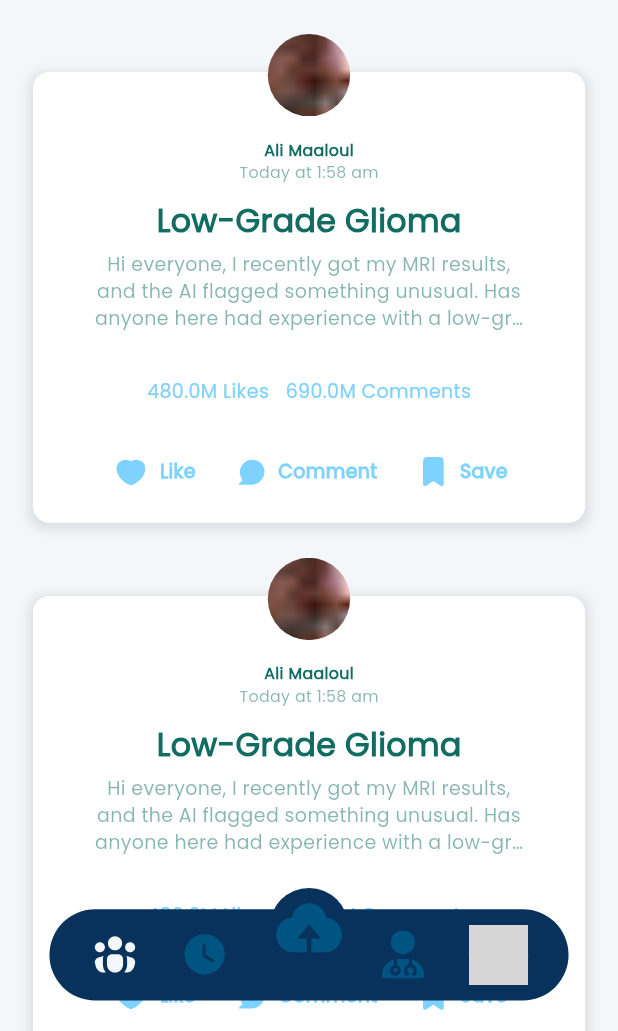
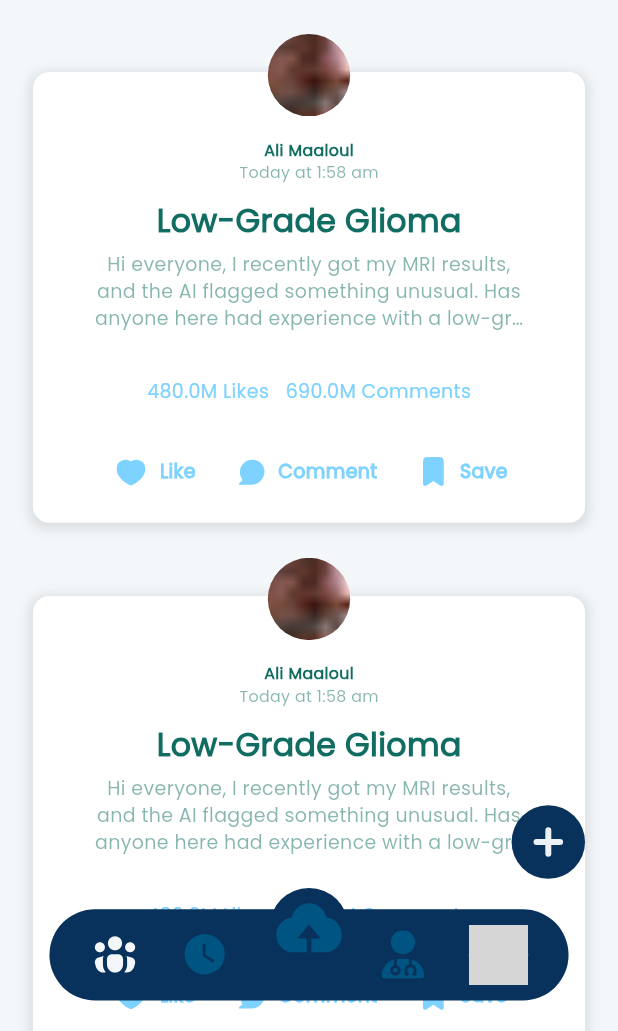
Before and after one commit to 3bdelrahman-ahmed/brain_tumr_detection_app, a Flutter app: the HomeScreen screen opened by its route, on a phone screen of 412 x 824 dp, the part 205-1236 px from its top. Run offline on Flutter 3.47's test engine with Material 3 defaults, Android fonts, the phone set to English and light mode, and no system bars; drawn by our look-alikes of cached_network_image; our stand-ins replace bloc, dartz, dio, equatable, file_picker, flutter_animate and 16 more; accounts and stored records are empty; network calls fail; project files that could hold a hidden picture were left out; grey boxes are pictures that could not be loaded.

Commit message:
finish Add Post Screen

```diff
--- a/lib/core/config/app_routing.dart
+++ b/lib/core/config/app_routing.dart
@@ -1,6 +1,7 @@
 import 'package:brain_tumr_detection_app/core/components/cubits/location_cubit/location_cubit.dart';
 import 'package:brain_tumr_detection_app/core/components/cubits/navigation_cubit/navigation_cubit.dart';
 import 'package:brain_tumr_detection_app/features/doctors/presentation/view/screens/doctors_profile.dart';
+import 'package:brain_tumr_detection_app/features/feed/presentation/view/screens/add_post.dart';
 import 'package:brain_tumr_detection_app/features/home/presentation/view/home_page.dart';
 import 'package:brain_tumr_detection_app/core/components/screens/rigester__location__screen.dart';
 import 'package:brain_tumr_detection_app/features/register/presentation/view/screens/rigester_screen.dart';
@@ -26,6 +27,7 @@ class AppRoutes {
   static const String homeScreen = '/home';
   static const String verificationCodeScreen = '/verification_code';
   static const String doctorProfileScreen = '/doctorProfile';
+  static const String addPostScreen = '/addPost';
 }
 
 class AppRouter {
@@ -48,6 +50,11 @@ class AppRouter {
       case AppRoutes.splashScreen:
         return animateRouteBuilder(
           const SplashScreen(),
+          duration: 300.ms,
+        );
+      case AppRoutes.addPostScreen:
+        return animateRouteBuilder(
+          const AddPost(),
           duration: 300.ms,
         );
       case AppRoutes.onBoardingScreen:
--- a/lib/core/utils/assets/assets_svg.dart
+++ b/lib/core/utils/assets/assets_svg.dart
@@ -20,6 +20,7 @@ class AssetsSvg {
   static const String settings = "settings";
   static const String person = "person";
   static const String uploadImage = "uploadImage";
+  static const String plus = "plus";
   ///[bottom nav bar icons]
   static const String feed = "feed";
   static const String history = "history";
--- a/lib/core/utils/string/app_string.dart
+++ b/lib/core/utils/string/app_string.dart
@@ -17,6 +17,9 @@ class AppStrings {
   static const String posts = "Posts";
   static const String savedPosts = "Saved Posts";
   static const String settings = "Settings";
+  static const String title = "Title";
+  static const String post = "Post";
+  static const String whatIsHappening= "What is happening?";
   static const String availability = "Availability";
   static const String bookNow = "Book Now";
   static const String gender = "Gender: ";
--- a/lib/core/utils/theme/text_styles/app_text_styles.dart
+++ b/lib/core/utils/theme/text_styles/app_text_styles.dart
@@ -50,6 +50,11 @@ class AppTextStyles {
     color: AppColors.background,
     fontWeight: FontWeight.w500,
   );
+  static TextStyle font12WhiteW500 = TextStyle(
+    fontSize: 12.sp,
+    color: AppColors.background,
+    fontWeight: FontWeight.w500,
+  );
   static TextStyle font20GreenW500 = TextStyle(
     fontSize: 20.sp,
     color: AppColors.typography,
@@ -91,9 +96,31 @@ class AppTextStyles {
     color: AppColors.buttonsAndNav,
     fontWeight: FontWeight.w700,
   );
+  static TextStyle font12BlueW500 = TextStyle(
+    fontSize: 12.sp,
+    color: AppColors.buttonsAndNav,
+    fontWeight: FontWeight.w500,
+  );
   static TextStyle font16BlueW700 = TextStyle(
     fontSize: 16.sp,
     color: AppColors.buttonsAndNav,
     fontWeight: FontWeight.w700,
   );
+  static TextStyle font24BlueW700 = TextStyle(
+    fontSize: 24.sp,
+    color: AppColors.buttonsAndNav,
+    fontWeight: FontWeight.bold,
+  );
+
+  static TextStyle font12GreyW500 = TextStyle(
+    fontSize: 12.sp,
+    color: Colors.grey,
+    fontWeight: FontWeight.w500,
+  );
+  static TextStyle font20GreyW700 = TextStyle(
+    fontSize: 20.sp,
+    color: Colors.grey,
+    fontWeight: FontWeight.w700,
+  );
+
 }
--- a/lib/features/feed/presentation/view/screens/feed_page.dart
+++ b/lib/features/feed/presentation/view/screens/feed_page.dart
@@ -1,17 +1,28 @@
+import 'package:brain_tumr_detection_app/core/components/widgets/custom_app_logo_container.dart';
+import 'package:brain_tumr_detection_app/core/components/widgets/custom_image_view.dart';
+import 'package:brain_tumr_detection_app/core/config/app_routing.dart';
+import 'package:brain_tumr_detection_app/core/utils/assets/assets_svg.dart';
+import 'package:brain_tumr_detection_app/core/utils/extenstions/image_extentions.dart';
+import 'package:brain_tumr_detection_app/core/utils/theme/text_styles/app_text_styles.dart';
 import 'package:flutter/material.dart';
 import 'package:brain_tumr_detection_app/core/utils/extenstions/responsive_design_extenstions.dart';
 import 'package:brain_tumr_detection_app/core/components/widgets/custom_welcome_row.dart';
 import '../../../../../../../../../core/utils/string/app_string.dart';
 import '../../../../../core/components/widgets/custom_sliver_search_bar.dart';
+import '../../../../../core/utils/theme/colors/app_colors.dart';
 import '../widgets/post_card.dart';
 
 class FeedPage extends StatelessWidget {
   final ScrollController controller;
-   FeedPage({Key? key,required this.controller}) : super(key: key);
+
+  FeedPage({Key? key, required this.controller}) : super(key: key);
 
   @override
-  Widget build(BuildContext context){
-    return CustomScrollView(
+  Widget build(BuildContext context) {
+    return Stack(
+      children: [
+        /// Main Content
+        CustomScrollView(
           controller: controller,
           shrinkWrap: true,
           slivers: [
@@ -31,7 +42,38 @@ class FeedPage extends StatelessWidget {
                 childCount: 5,
               ),
             ),
-        SliverPadding(padding: EdgeInsets.only(bottom:72.h)),
+            SliverPadding(padding: EdgeInsets.only(bottom: 72.h)),
+          ],
+        ),
+
+        /// Floating Action Button (FAB)
+        Positioned(
+          bottom: 100.h,
+          right: 20.w,
+          child: Tooltip(
+            message: "Add a new post",
+            textStyle: AppTextStyles.font12BlueW700,
+            preferBelow: false,
+            decoration: BoxDecoration(
+              color: AppColors.background
+            ),
+            child: GestureDetector(
+              onTap: () {
+                Navigator.pushNamed(context,AppRoutes.addPostScreen);
+              },
+              child: Container(
+                padding: EdgeInsets.all(10.r),
+                decoration: BoxDecoration(
+                  shape: BoxShape.circle,
+                  color: AppColors.buttonsAndNav
+                ),
+                child: CustomImageView(
+                  svgPath: AssetsSvg.plus.toSVG(),
+                ),
+              ),
+            ),
+          ),
+        ),
       ],
     );
   }
--- a/lib/features/profle/presentation/view/screens/profile_page.dart
+++ b/lib/features/profle/presentation/view/screens/profile_page.dart
@@ -7,10 +7,8 @@ import 'package:brain_tumr_detection_app/core/utils/extenstions/responsive_desig
 import 'package:brain_tumr_detection_app/core/utils/theme/text_styles/app_text_styles.dart';
 import 'package:brain_tumr_detection_app/features/profle/presentation/view/widgets/patient_data_widget.dart';
 import '../../../../../core/utils/string/app_string.dart';
-
 class ProfilePage extends StatelessWidget {
   const ProfilePage({super.key});
-
   @override
   Widget build(BuildContext context) {
     return Scaffold(
--- a/lib/features/register/presentation/view/widgets/doctor_form.dart
+++ b/lib/features/register/presentation/view/widgets/doctor_form.dart
@@ -9,7 +9,7 @@ import '../../../../../core/utils/string/app_string.dart';
 import '../../../../../core/utils/theme/text_styles/app_text_styles.dart';
 
 class DoctorForm extends StatelessWidget {
-  const DoctorForm({required Key Key}) : super(key: Key);
+  const DoctorForm({Key? key}) : super(key: key);
 
   @override
   Widget build(BuildContext context) {
@@ -17,7 +17,7 @@ class DoctorForm extends StatelessWidget {
 
     return CustomAuthContainerWidget(
       child: Form(
-        key: cubit.formKey, // Attach Form Key from Cubit
+        key: cubit.doctorFormKey, // Attach Form Key from Cubit
         child: Column(
           children: [
             _buildInputField(
--- a/lib/features/register/presentation/view/widgets/patient_column.dart
+++ b/lib/features/register/presentation/view/widgets/patient_column.dart
@@ -22,7 +22,7 @@ class PatientFormFields extends StatelessWidget {
     final cubit = context.read<RigesterScreenCubit>();
     return CustomAuthContainerWidget(
       child: Form(
-        key: cubit.formKey,
+        key: cubit.patientFormKey,
         child: Column(
           children: [
             ProfileImagePicker(cubit: cubit),
```
Also changed, not shown: lib/features/feed/presentation/view/screens/add_post.dart (added, +104 -0 lines), lib/features/login/presentation/view/widgets/login_screen_widget.dart (+11 -3 lines), lib/features/register/presentation/view/widgets/rigester_screen_widget.dart (+16 -14 lines), lib/features/register/presentation/view_model/rigester_screen_cubit.dart (+30 -3 lines), assets/svg/plus.svg (added). Lines whose indentation alone changed are shown as unchanged.
